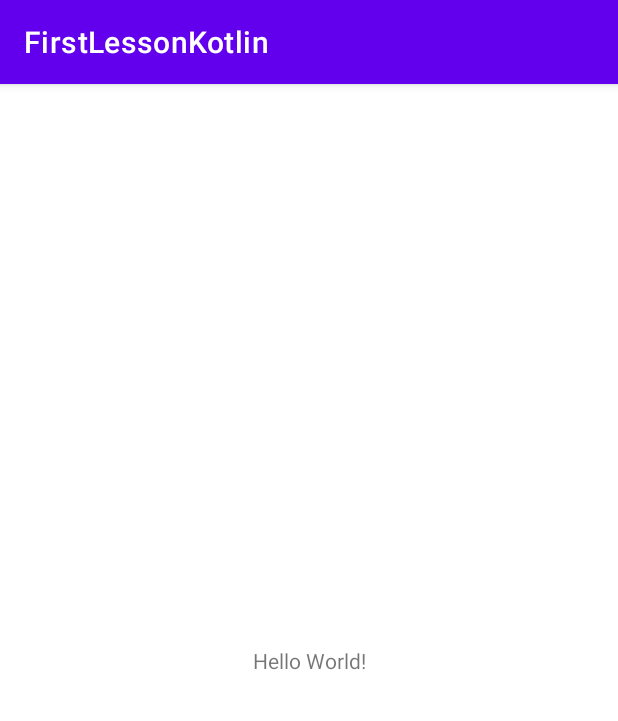
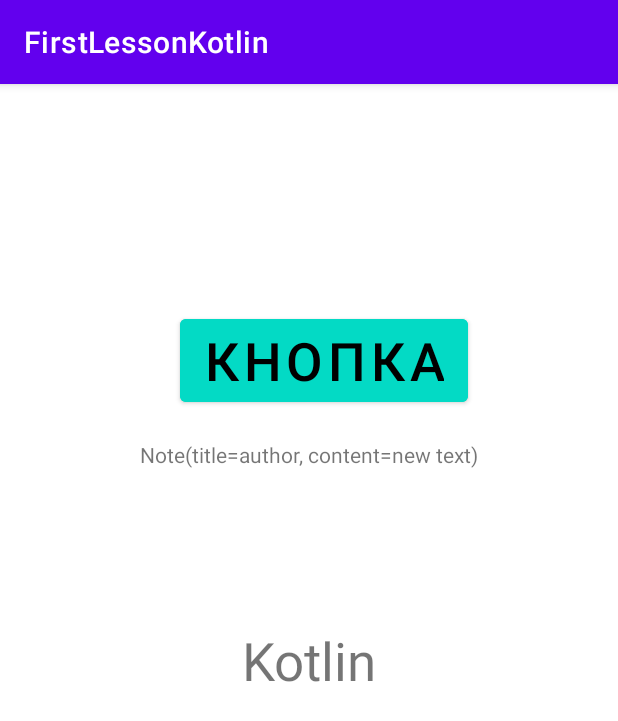
Before and after one commit to 1406201502102017/FirstLessonKotlin, an Android app: the screen it shows after launch (MainActivity), on a phone screen of 412 x 824 dp. Shown: the top 721 px of the screen. Run offline under Robolectric (Android 15) with nearby library versions, the phone set to English and light mode, and no system bars.

Commit message:
hw.lesson_1

```diff
--- a/app/build.gradle
+++ b/app/build.gradle
@@ -1,6 +1,7 @@
 plugins {
     id 'com.android.application'
 }
+apply plugin: 'kotlin-android'
 
 android {
     compileSdk 32
@@ -35,4 +36,6 @@ dependencies {
     testImplementation 'junit:junit:4.13.2'
     androidTestImplementation 'androidx.test.ext:junit:1.1.3'
     androidTestImplementation 'androidx.test.espresso:espresso-core:3.4.0'
+    implementation "androidx.core:core-ktx:1.8.0"
+    implementation "org.jetbrains.kotlin:kotlin-stdlib-jdk7:$kotlin_version"
 }
--- a/app/src/main/java/com/gb/android/firstlessonkotlin/MainActivity.java
+++ /dev/null
@@ -1,14 +0,0 @@
-package com.gb.android.firstlessonkotlin;
-
-import androidx.appcompat.app.AppCompatActivity;
-
-import android.os.Bundle;
-
-public class MainActivity extends AppCompatActivity {
-
-    @Override
-    protected void onCreate(Bundle savedInstanceState) {
-        super.onCreate(savedInstanceState);
-        setContentView(R.layout.activity_main);
-    }
-}
--- /dev/null
+++ b/app/src/main/java/com/gb/android/firstlessonkotlin/MainActivity.kt
@@ -0,0 +1,58 @@
+package com.gb.android.firstlessonkotlin
+
+import android.annotation.SuppressLint
+import androidx.appcompat.app.AppCompatActivity
+import android.os.Bundle
+import android.util.Log
+import android.widget.Button
+import android.widget.TextView
+
+/*
+1. Создать новый проект в Android Studio без поддержки Kotlin.
+2. Сконфигурировать Kotlin в новом проекте (лучше вручную).
+3. Перевести MainActivity на Kotlin.
+4. Добавить кнопку в разметку и повесить на неё clickListener в Activity.
+5. Потренироваться в создании классов и функций, описанных в уроке, и убедиться, что всё
+работает. Например, создать тестовое приложение:
+a. Сформировать data class с двумя свойствами и вывести их на экран приложения.
+b. Создать Object класса из пункта а. В этом Object вызвать copy и вывести значения скопированного класса на
+экран.
+c. Вывести значения из разных циклов в консоль, используя примеры из методических
+материалов.
+
+Задача для дополнительного обучения
+Переведите проект с заметками на Kotlin. Курс «Базовый уровень».
+ */
+class MainActivity : AppCompatActivity() {
+
+    @SuppressLint("SetTextI18n")
+    override fun onCreate(savedInstanceState: Bundle?) {
+        super.onCreate(savedInstanceState)
+        setContentView(R.layout.activity_main)
+
+        val infoNote = NoteCopy("final", 17, "end")
+        val infoNoteCopy = infoNote.copy()
+        val dataNote = Note("author", "new text")
+
+        for (i in 1..10) {
+            if (i % 2 == 0)
+                Log.d("myLog", "Even")
+            else
+                Log.d("myLog","Odd")
+        }
+
+        val classNote = findViewById<TextView>(R.id.dataNote)
+        val button = findViewById<Button>(R.id.button).setOnClickListener { classNote.text = "${infoNoteCopy.text} ${infoNoteCopy.page} ${infoNoteCopy.someText}" }
+        val showText = findViewById<TextView>(R.id.showText).setText(dataNote.toString())
+
+        Log.d("myLog", "${infoNote.text} ${infoNote.page} ${infoNote.someText}")
+        Log.d("myLog", "${infoNoteCopy.text} ${infoNoteCopy.page} ${infoNoteCopy.someText}")
+
+//        val button: Button = findViewById(R.id.button)
+//        button.setOnClickListener {
+//            textView.text = "Kotlin"
+//        }
+//
+//        findViewById<AppCompatButton>(R.id.button).setOnClickListener { textView.text = "Kotlin" }
+    }
+}
--- /dev/null
+++ b/app/src/main/java/com/gb/android/firstlessonkotlin/Note.kt
@@ -0,0 +1,3 @@
+package com.gb.android.firstlessonkotlin
+
+data class Note(val title: String, val content: String)
--- /dev/null
+++ b/app/src/main/java/com/gb/android/firstlessonkotlin/NoteCopy.kt
@@ -0,0 +1,6 @@
+package com.gb.android.firstlessonkotlin
+
+class NoteCopy(val text: String, val page: Int, var someText: String = "editText") {
+
+    fun copy(text: String = this.text, page: Int = this.page, someText: String = this.someText) = NoteCopy(text, page, someText)
+}
--- a/app/src/main/res/layout/activity_main.xml
+++ b/app/src/main/res/layout/activity_main.xml
@@ -7,12 +7,43 @@
     tools:context=".MainActivity">
 
     <TextView
+        android:id="@+id/textView"
         android:layout_width="wrap_content"
         android:layout_height="wrap_content"
-        android:text="Hello World!"
+        android:text="@string/text_button"
+        android:textSize="35sp"
         app:layout_constraintBottom_toBottomOf="parent"
+        app:layout_constraintLeft_toLeftOf="parent"
+        app:layout_constraintRight_toRightOf="parent"
+        app:layout_constraintTop_toTopOf="parent" />
+
+    <Button
+        android:id="@+id/button"
+        android:layout_width="wrap_content"
+        android:layout_height="wrap_content"
+        android:layout_marginEnd="100dp"
+        android:layout_marginBottom="550dp"
+        android:text="@string/just_button"
+        android:textSize="35sp"
+        android:backgroundTint="@color/teal_200"
+        android:textColor="@color/black"
+        app:layout_constraintBottom_toBottomOf="parent"
+        app:layout_constraintEnd_toEndOf="parent" />
+
+    <TextView
+        android:id="@+id/dataNote"
+        android:layout_width="wrap_content"
+        android:layout_height="wrap_content"
         app:layout_constraintEnd_toEndOf="parent"
         app:layout_constraintStart_toStartOf="parent"
-        app:layout_constraintTop_toTopOf="parent" />
+        app:layout_constraintTop_toBottomOf="@+id/button" />
+
+    <TextView
+        android:id="@+id/showText"
+        android:layout_width="wrap_content"
+        android:layout_height="wrap_content"
+        app:layout_constraintEnd_toEndOf="parent"
+        app:layout_constraintStart_toStartOf="parent"
+        app:layout_constraintTop_toBottomOf="@+id/dataNote" />
 
 </androidx.constraintlayout.widget.ConstraintLayout>
--- a/app/src/main/res/values/strings.xml
+++ b/app/src/main/res/values/strings.xml
@@ -1,3 +1,5 @@
 <resources>
     <string name="app_name">FirstLessonKotlin</string>
+    <string name="just_button">КНОПКА</string>
+    <string name="text_button">Kotlin</string>
 </resources>
```
Also changed, not shown: app/src/main/java/com/gb/android/firstlessonkotlin/NoteKotlin.kt (added, +172 -0 lines), build.gradle (+9 -0 lines), app/src/main/res/drawable/screenshot_20220626_after.png (added), app/src/main/res/drawable/screenshot_20220626_before.png (added).
